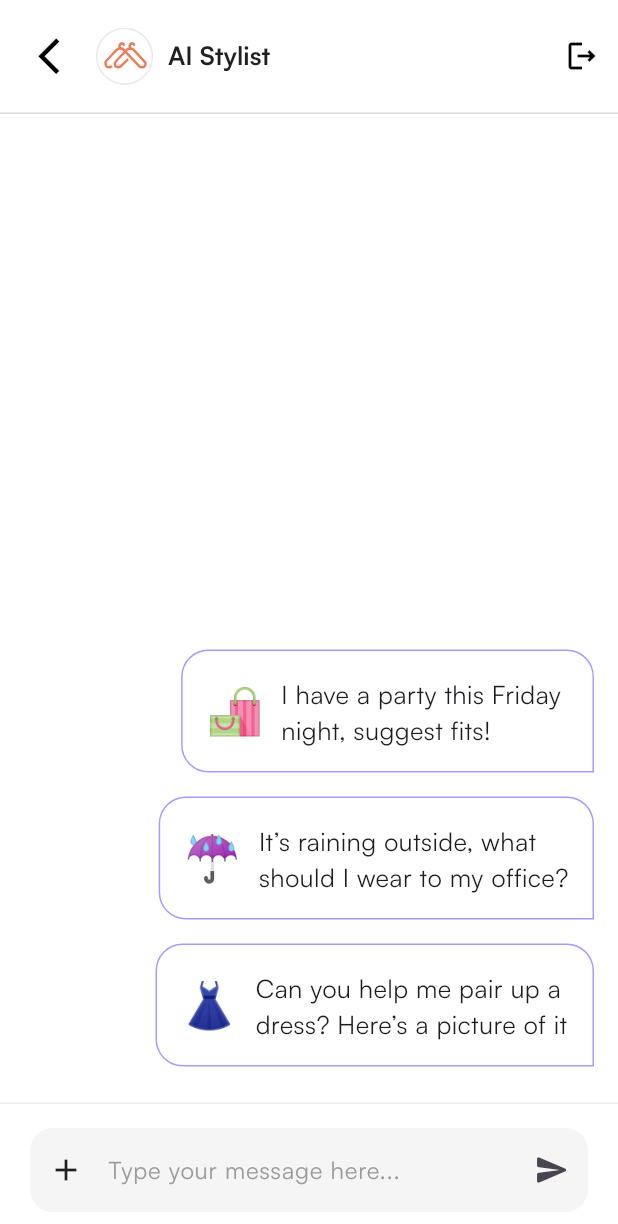
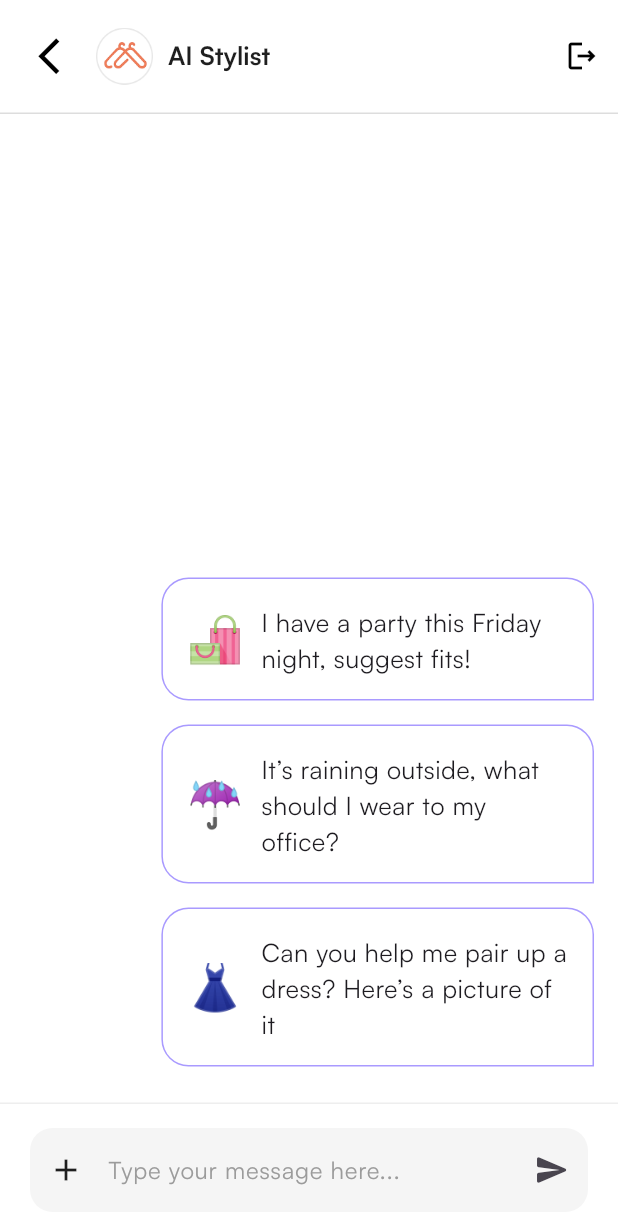
Before and after one commit to singhrishabh93/my_amplify_app, a Flutter app: the screen it shows after launch, on a phone screen of 412 x 824 dp. Shown: the top 1224 px of the screen. Run offline on Flutter 3.47's test engine with Material 3 defaults, Android fonts, the phone set to English and light mode, and no system bars; our stand-ins replace animated_text_kit, google_fonts, google_generative_ai; missing offline and left inert: amplify_api, amplify_auth_cognito, amplify_authenticator, amplify_core, amplify_flutter.

Commit message:
UI Modified again

```diff
--- a/lib/pages/chat_screen.dart
+++ b/lib/pages/chat_screen.dart
@@ -33,15 +33,15 @@ class _ChatScreenState extends State<ChatScreen>
   final List<Map<String, dynamic>> predefinedPrompts = [
     {
       "icon": "🛍️", // Emoji as a string
-      "text": "I have a party this Friday \nnight, suggest fits!"
+      "text": "I have a party this Friday night, suggest fits!"
     },
     {
       "icon": "☔️", // Emoji as a string
-      "text": "It’s raining outside, what \nshould I wear to my office?"
+      "text": "It’s raining outside, what should I wear to my office?"
     },
     {
       "icon": "👗", // Emoji as a string
-      "text": "Can you help me pair up a \ndress? Here’s a picture of it"
+      "text": "Can you help me pair up a dress? Here’s a picture of it"
     },
   ];
 
@@ -238,13 +238,20 @@ class _ChatScreenState extends State<ChatScreen>
                                       margin: const EdgeInsets.symmetric(
                                           vertical: 8),
                                       padding: const EdgeInsets.all(16),
+                                      constraints: BoxConstraints(
+                                        maxWidth: MediaQuery.of(context)
+                                                .size
+                                                .width *
+                                            0.7, // Set container width to 70%
+                                      ),
                                       decoration: BoxDecoration(
                                         color: Colors.white,
                                         borderRadius: BorderRadius.only(
-                                            topLeft: Radius.circular(18),
-                                            bottomLeft: Radius.circular(18),
-                                            bottomRight: Radius.circular(0),
-                                            topRight: Radius.circular(18)),
+                                          topLeft: Radius.circular(18),
+                                          bottomLeft: Radius.circular(18),
+                                          bottomRight: Radius.circular(0),
+                                          topRight: Radius.circular(18),
+                                        ),
                                         border: Border.all(
                                             color: Color(0xffA99AFF)),
                                       ),
@@ -266,6 +273,8 @@ class _ChatScreenState extends State<ChatScreen>
                                                 fontWeight: FontWeight.w500,
                                                 fontFamily: "SatoshiR",
                                               ),
+                                              softWrap:
+                                                  true, // Allow text to wrap
                                             ),
                                           ),
                                         ],
```
